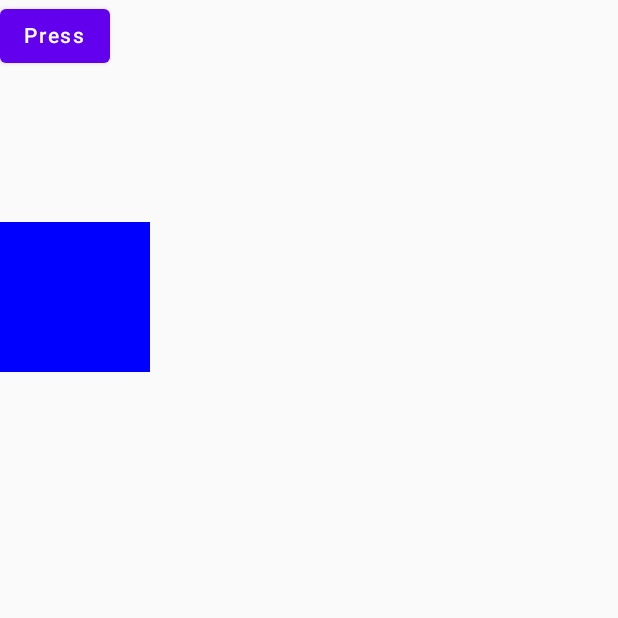
After one commit to antongordeev9505/JetPackComposeApp, an Android app built with Jetpack Compose: the AnimationScreen screen opened through its navigation route, on a phone screen of 412 x 824 dp, the top half of it. The commit adds this screen. Run offline under Robolectric (Android 15) with nearby library versions, the phone set to English and light mode, and no system bars; our stand-ins replace Dagger/Hilt's generated code, accompanist.

Commit message:
Animation part1

```diff
--- a/app/src/main/java/com/example/jetpackcompose/navigation/NavigationTree.kt
+++ b/app/src/main/java/com/example/jetpackcompose/navigation/NavigationTree.kt
@@ -5,4 +5,5 @@ enum class NavigationTree {
     Login,
     Main,
     Screen1,
+    Animation
 }
--- a/app/src/main/java/com/example/jetpackcompose/ui/screens/ApplicationScreen.kt
+++ b/app/src/main/java/com/example/jetpackcompose/ui/screens/ApplicationScreen.kt
@@ -8,6 +8,7 @@ import androidx.navigation.compose.rememberNavController
 import com.example.jetpackcompose.navigation.NavigationTree
 import com.example.jetpackcompose.ui.screens.login.LoginScreen
 import com.example.jetpackcompose.ui.screens.login.LoginViewModel
+import com.example.jetpackcompose.ui.screens.screen1.AnimationScreen
 import com.example.jetpackcompose.ui.screens.screen1.Screen1
 import com.example.jetpackcompose.ui.screens.screen1.Screen1ViewModel
 import com.example.jetpackcompose.ui.screens.splash.SplashScreen
@@ -16,7 +17,7 @@ import com.example.jetpackcompose.ui.screens.splash.SplashScreen
 fun ApplicationScreen() {
     val navController = rememberNavController()
 
-    NavHost(navController = navController, startDestination = NavigationTree.Screen1.name) {
+    NavHost(navController = navController, startDestination = NavigationTree.Animation.name) {
         composable(route = NavigationTree.Splash.name, content = { SplashScreen(navController) })
         composable(route = NavigationTree.Login.name) {
             val loginViewModel = hiltViewModel<LoginViewModel>()
@@ -25,5 +26,8 @@ fun ApplicationScreen() {
             val screen1ViewModel = hiltViewModel<Screen1ViewModel>()
             Screen1(screen1ViewModel)
         }
+        composable(route = NavigationTree.Animation.name) {
+            AnimationScreen()
+        }
     }
 }
--- /dev/null
+++ b/app/src/main/java/com/example/jetpackcompose/ui/screens/screen1/AnimationScreen.kt
@@ -0,0 +1,99 @@
+package com.example.jetpackcompose.ui.screens.screen1
+
+import androidx.compose.animation.AnimatedVisibility
+import androidx.compose.animation.animateColorAsState
+import androidx.compose.animation.core.animateDpAsState
+import androidx.compose.animation.core.animateFloatAsState
+import androidx.compose.animation.core.tween
+import androidx.compose.animation.expandHorizontally
+import androidx.compose.foundation.background
+import androidx.compose.foundation.layout.Box
+import androidx.compose.foundation.layout.Column
+import androidx.compose.foundation.layout.Row
+import androidx.compose.foundation.layout.fillMaxSize
+import androidx.compose.foundation.layout.fillMaxWidth
+import androidx.compose.foundation.layout.height
+import androidx.compose.foundation.layout.width
+import androidx.compose.material.Button
+import androidx.compose.material.Text
+import androidx.compose.runtime.Composable
+import androidx.compose.runtime.getValue
+import androidx.compose.runtime.mutableStateOf
+import androidx.compose.runtime.remember
+import androidx.compose.ui.Modifier
+import androidx.compose.ui.graphics.Color
+import androidx.compose.ui.graphics.graphicsLayer
+import androidx.compose.ui.unit.Dp
+import androidx.compose.ui.unit.dp
+import androidx.compose.ui.unit.sp
+
+
+@Composable
+fun AnimationScreen() {
+
+    val isVisible = remember {
+        mutableStateOf(false)
+    }
+    Column(modifier = Modifier.fillMaxSize()) {
+        Row(modifier = Modifier.fillMaxWidth()) {
+            Button(
+                modifier = Modifier,
+                onClick = { isVisible.value = !isVisible.value }) {
+                Text(text = "Press")
+            }
+            // animate visibility, also there is AnimatedContent
+            AnimatedVisibility(
+                visible = isVisible.value,
+                modifier = Modifier,
+                enter = expandHorizontally()
+            ) {
+                Text(
+                    modifier = Modifier,
+                    text = "Hello World",
+                    fontSize = 30.sp
+                )
+            }
+        }
+        Row(modifier = Modifier.fillMaxWidth()) {
+            val alpha: Float by animateFloatAsState(
+                if (isVisible.value) 1f else 0f,
+                animationSpec = tween(1000)
+            )
+            Box(
+                Modifier
+                    .fillMaxWidth()
+                    .height(100.dp)
+                    .graphicsLayer(alpha = alpha)
+                    .background(Color.Red)
+            )
+        }
+        Row(modifier = Modifier.fillMaxWidth()) {
+            //create State with animated color
+            val color by animateColorAsState(
+                if (isVisible.value) Color.Red else Color.Blue
+            )
+            //create State with animated Size
+            val size by animateDpAsState(
+                if (isVisible.value) 60.dp else 100.dp
+            )
+
+            AnimatedSquare(
+                color = color,
+                size = size
+            )
+        }
+    }
+}
+
+@Composable
+fun AnimatedSquare(
+    color: Color = Color.Red,
+    size: Dp = 60.dp
+) {
+    Box(
+        Modifier
+            .height(size)
+            .width(size)
+            .background(color)
+    )
+}
```
